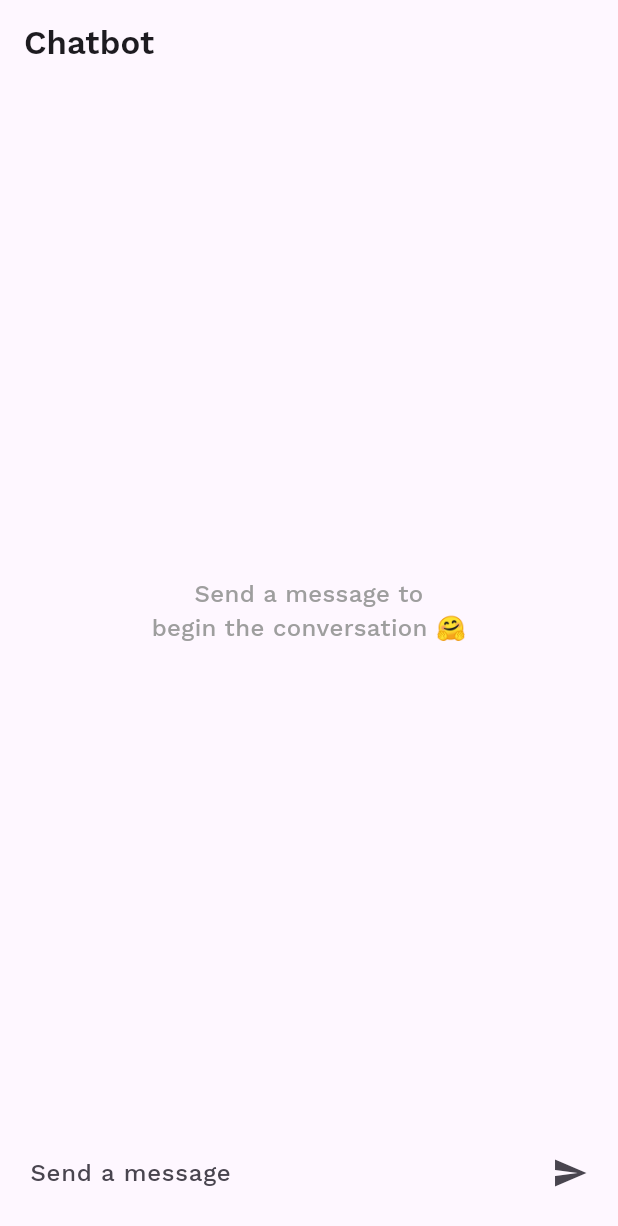
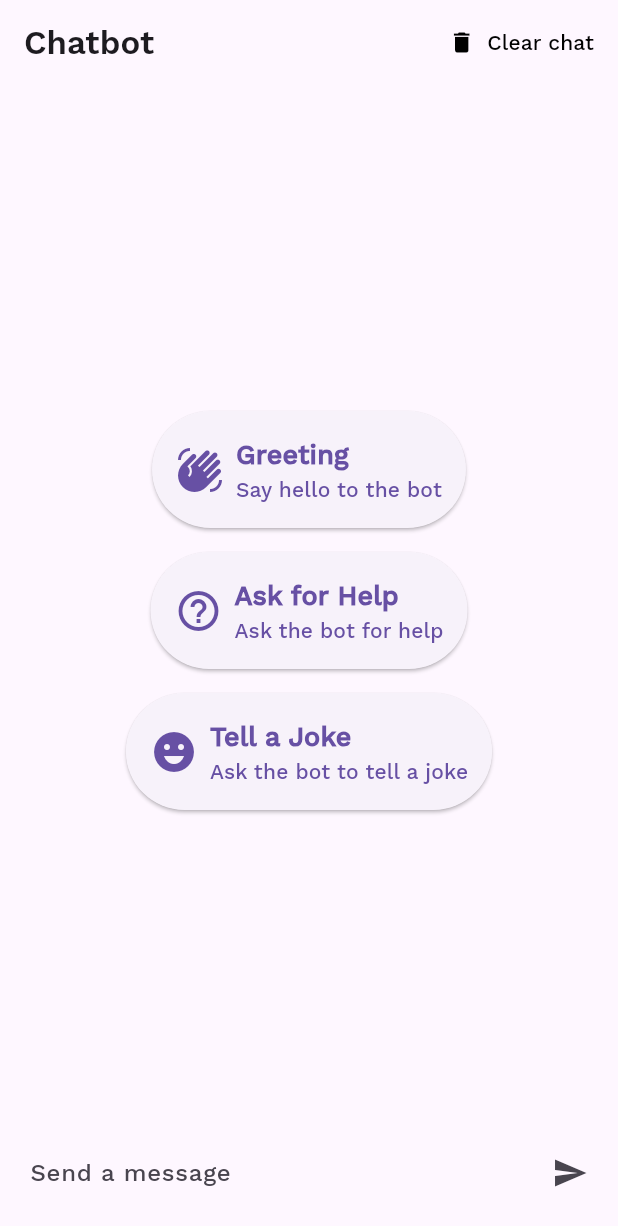
Before and after one commit to andergisomon/the-interns, a Flutter app: the ChatbotScreen screen opened directly, on a phone screen of 412 x 824 dp. Shown: the top 1226 px of the screen. Run offline on Flutter 3.47's test engine with Material 3 defaults, Android fonts, the phone set to English and light mode, and no system bars; our stand-ins replace firebase_core, firebase_messaging, flutter_markdown, loading_animation_widget, shared_preferences; accounts and stored records are empty.

Commit message:
Added clear chat function, preset prompts for the chatbot

```diff
--- a/app/lib/chatbot_screen.dart
+++ b/app/lib/chatbot_screen.dart
@@ -11,99 +11,6 @@ class ChatbotScreen extends StatefulWidget {
   @override
   State<ChatbotScreen> createState() => _ChatbotScreenState();
 }
-
-// class _ChatbotScreenState extends State<ChatbotScreen> {
-//   final TextEditingController _controller = TextEditingController();
-//   final List<ChatMessage> _messages = [];
-//   final String _apiKey = 'AIzaSyBGkAvvrnNGbemJ_fHyaYOAOVxyb0u8rVQ'; // Replace with your actual API key
-//   bool _isBotTyping = false; // Signal to enable/disable loading animation
-
-
-//   void _sendMessage() async {
-//     final userInput = _controller.text;
-//     if (userInput.isNotEmpty) {
-//       setState(() {
-//         _messages.add(ChatMessage(text: userInput, isMe: true));
-//         _controller.clear();
-//         _isBotTyping = true; // Bot is typing right after user message sent
-//       });
-
-//       try {
-//         final botResponse = await getGeminiResponse(_apiKey, userInput);
-//         setState(() {
-//           _messages.add(ChatMessage(text: botResponse, isMe: false));
-//           _isBotTyping = false; // Bot not typing after bot message sent (received response from gemini)
-//         });
-//       } catch (e) {
-//         setState(() {
-//           _messages.add(ChatMessage(text: 'Error: $e', isMe: false));
-//           _isBotTyping = false;
-//         });
-//       }
-//     }
-//   }
-
-
-//   @override
-//   Widget build(BuildContext context) {
-//     return Scaffold(
-//       appBar: AppBar(title: const Text('Chatbot')),
-//       body: Column(
-//         children: [
-//           Expanded(
-//             child: _messages.isEmpty
-//                 ? const Center(
-//                     child: Text(
-//                       'Send a message to \nbegin the conversation 🤗',
-//                       textAlign: TextAlign.center,
-//                       style: TextStyle(fontSize: 16, color: Colors.grey),
-//                     ),
-//                   )
-
-//             : ListView.builder(
-//               itemCount: _messages.length,
-//               itemBuilder: (context, index) {
-//                 return _messages[index];
-//               },
-//             ),
-//           ),
-//           TypingIndicator(isTyping: _isBotTyping),
-//           _buildTextComposer(),
-//         ],
-//       ),
-//     );
-//   }
-
-//   Widget _buildTextComposer() {
-//     return SafeArea( // Wrap your Container with SafeArea
-//       bottom: true, // Ensure it applies to the bottom
-//       minimum: EdgeInsets.only(bottom: 18.0, left: 12.0),
-//       child: Container(
-//           margin: const EdgeInsets.symmetric(horizontal: 8.0),
-//           child: Row(
-//             children: [
-//               Flexible(
-//                 child: TextField(
-//                   controller: _controller,
-//                   onSubmitted: (value) => _sendMessage(),
-//                   decoration:
-//                       const InputDecoration.collapsed(hintText: 'Send a message'),
-//                   maxLines: null,
-//                   minLines: 1,
-//                   keyboardType: TextInputType.multiline,
-//                   textInputAction: TextInputAction.newline,
-//                 ),
-//               ),
-//               IconButton(
-//                 icon: const Icon(Icons.send),
-//                 onPressed: () => _sendMessage(),
-//               ),
-//             ],
-//           ),
-//         ),
-//       );
-//     }
-//   }
 
 class _ChatbotScreenState extends State<ChatbotScreen> {
   final TextEditingController _controller = TextEditingController();
@@ -137,8 +44,8 @@ class _ChatbotScreenState extends State<ChatbotScreen> {
     await prefs.setStringList(_messagesKey, messagesJson);
   }
 
-  void _sendMessage() async {
-    final userInput = _controller.text;
+  void _sendMessage({String? presetMessage}) async {
+    final userInput = presetMessage ?? _controller.text;
     if (userInput.isNotEmpty) {
       setState(() {
         _messages.add(ChatMessage(text: userInput, isMe: true));
@@ -164,20 +71,79 @@ class _ChatbotScreenState extends State<ChatbotScreen> {
     }
   }
 
+  void _clearMessages() {
+    setState(() {
+      _messages.clear();
+    });
+    _saveMessages(); // Save the empty message list
+  }
+
+  void _showClearChatConfirmationDialog() {
+    showDialog(
+      context: context,
+      builder: (BuildContext context) {
+        return AlertDialog(
+          title: const Text('Clear chat', style: TextStyle(fontFamily: 'Work Sans Medium', color: Colors.black)),
+          content: const Text('Are you sure you want to clear the chat?', style: TextStyle(fontFamily: 'Work Sans'),),
+          actions: [
+            TextButton(
+              onPressed: () {
+                Navigator.of(context).pop(); // Close the dialog
+              },
+              child: const Text('Cancel'),
+            ),
+            TextButton(
+              onPressed: () {
+                Navigator.of(context).pop(); // Close the dialog
+                _clearMessages(); // Clear the messages
+              },
+              child: const Text('Clear'),
+            ),
+          ],
+        );
+      },
+    );
+  }
+
   @override
   Widget build(BuildContext context) {
     return Scaffold(
-      appBar: AppBar(title: const Text('Chatbot')),
+      appBar: AppBar(
+        title: const Text('Chatbot'),
+        actions: [
+          TextButton.icon(
+            onPressed: _showClearChatConfirmationDialog,
+            icon: const Icon(Icons.delete, color: Color.fromARGB(255, 0, 0, 0)),
+            label: const Text('Clear chat', style: TextStyle(color: Color.fromARGB(255, 0, 0, 0))),
+          ),
+        ],
+      ),
       body: Column(
         children: [
           Expanded(
             child: _messages.isEmpty
-                ? const Center(
-                    child: Text(
-                      'Send a message to \nbegin the conversation 🤗',
-                      textAlign: TextAlign.center,
-                      style: TextStyle(fontSize: 16, color: Colors.grey),
-                    ),
+                ? Column(
+                    mainAxisAlignment: MainAxisAlignment.center,
+                    children: [
+                      _buildPresetButton(
+                        title: 'Greeting',
+                        subtitle: 'Say hello to the bot',
+                        icon: Icons.waving_hand,
+                        onPressed: () => _sendMessage(presetMessage: 'Hello!'),
+                      ),
+                      _buildPresetButton(
+                        title: 'Ask for Help',
+                        subtitle: 'Ask the bot for help',
+                        icon: Icons.help_outline,
+                        onPressed: () => _sendMessage(presetMessage: 'Can you help me?'),
+                      ),
+                      _buildPresetButton(
+                        title: 'Tell a Joke',
+                        subtitle: 'Ask the bot to tell a joke',
+                        icon: Icons.emoji_emotions,
+                        onPressed: () => _sendMessage(presetMessage: 'Tell me a joke!'),
+                      ),
+                    ],
                   )
                 : ListView.builder(
                     itemCount: _messages.length,
@@ -218,6 +184,32 @@ class _ChatbotScreenState extends State<ChatbotScreen> {
               onPressed: () => _sendMessage(),
             ),
           ],
+        ),
+      ),
+    );
+  }
+
+  Widget _buildPresetButton({
+    required String title,
+    required String subtitle,
+    required IconData icon,
+    required VoidCallback onPressed,
+  }) {
+    return Padding(
+      padding: const EdgeInsets.symmetric(vertical: 8.0, horizontal: 16.0),
+      child: ElevatedButton.icon(
+        onPressed: onPressed,
+        icon: Icon(icon, size: 32),
+        label: Column(
+          crossAxisAlignment: CrossAxisAlignment.start,
+          children: [
+            Text(title, style: TextStyle(fontSize: 18, fontWeight: FontWeight.bold)),
+            Text(subtitle, style: TextStyle(fontSize: 14)),
+          ],
+        ),
+        style: ElevatedButton.styleFrom(
+          padding: const EdgeInsets.all(16.0),
+          alignment: Alignment.centerLeft,
         ),
       ),
     );
--- a/app/lib/main.dart
+++ b/app/lib/main.dart
@@ -34,7 +34,7 @@ class MyApp extends StatelessWidget {
   Widget build(BuildContext context) {
     return MaterialApp(
       debugShowCheckedModeBanner: false,
-      home: CaregiverScreen(),// const HomePage(),
+      home: ChatbotScreen(),// const HomePage(), or CaregiverScreen(), or ChatbotScreen(), for debugging
       theme: ThemeData(
         textTheme: const TextTheme(
           labelSmall: TextStyle(fontFamily: 'Work Sans Medium'),
```
